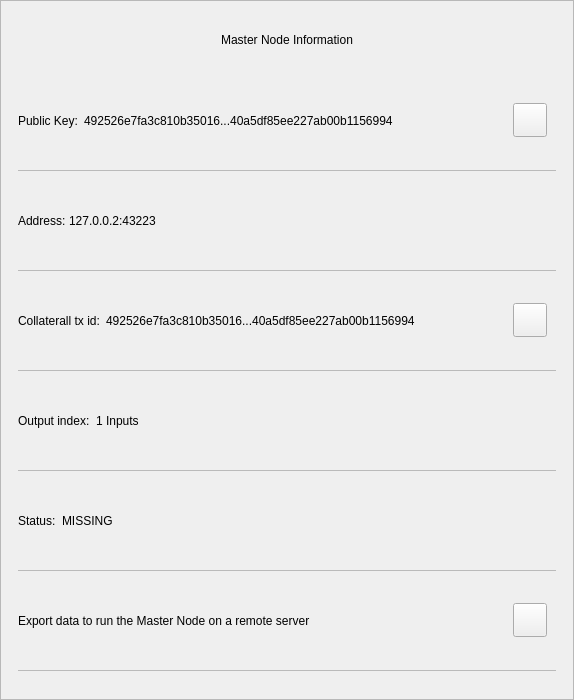
The window that src/qt/transcendence/forms/mninfodialog.ui (phoenixkonsole/transcendence) describes before a commit, drawn with Qt 5.
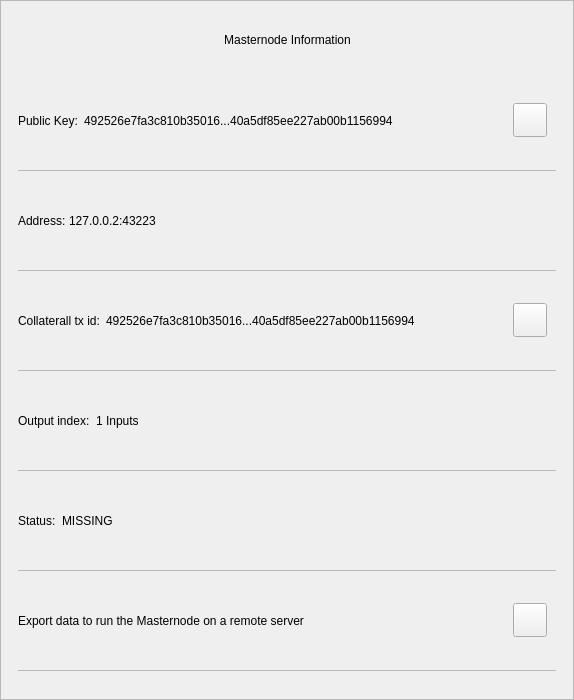
The same window after the commit.

```diff
--- a/src/qt/transcendence/forms/mninfodialog.ui
+++ b/src/qt/transcendence/forms/mninfodialog.ui
@@ -101,7 +101,7 @@
            <string notr="true">padding-left:24px;</string>
           </property>
           <property name="text">
-           <string>Master Node Information</string>
+           <string>Masternode Information</string>
           </property>
           <property name="alignment">
            <set>Qt::AlignCenter</set>
@@ -548,7 +548,7 @@
                       <number>0</number>
                      </property>
                      <property name="text">
-                      <string>Export data to run the Master Node on a remote server</string>
+                      <string>Export data to run the Masternode on a remote server</string>
                      </property>
                      <property name="wordWrap">
                       <bool>true</bool>
```
